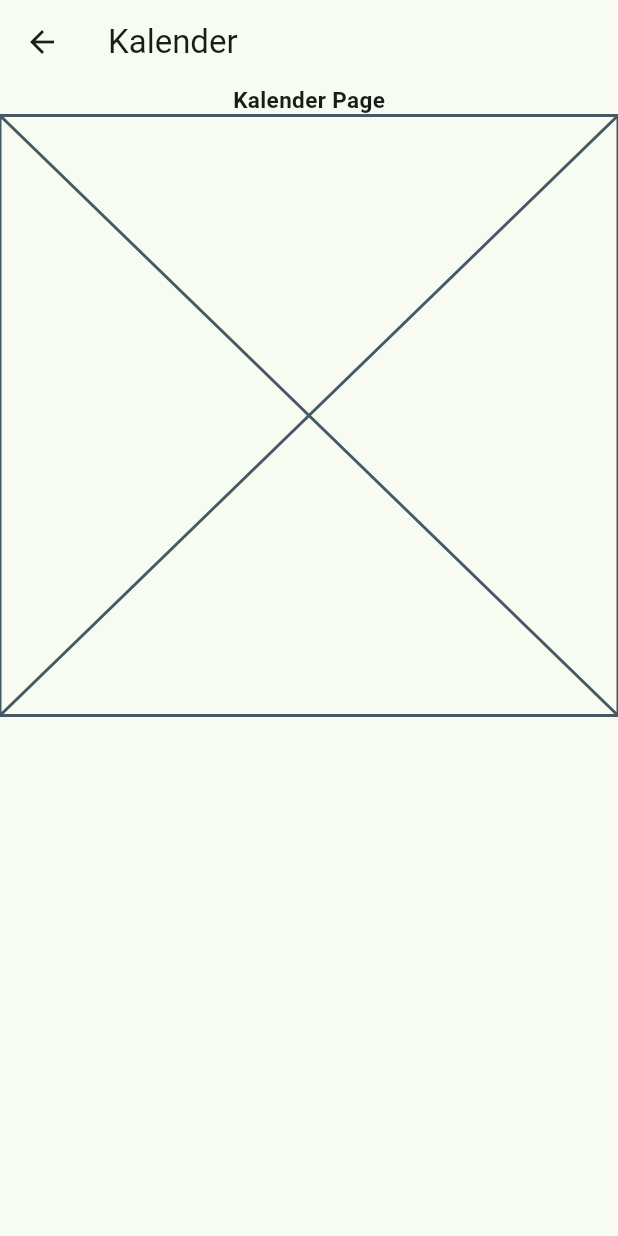
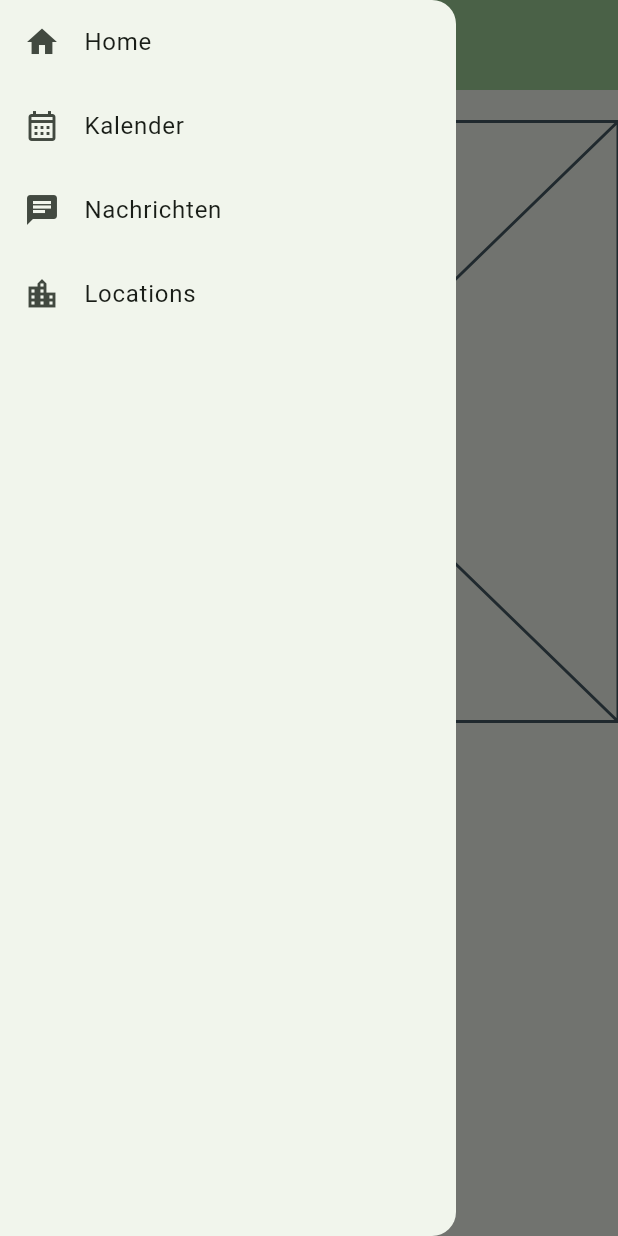
Before and after one commit to Feeelix92/campus_guide_gui, a Flutter app: the Calendar screen opened by its route, with the side drawer open (before the commit the screen has no drawer), on a phone screen of 412 x 824 dp. Run offline on Flutter 3.47's test engine with Material 2 defaults, Android fonts, the phone set to English and light mode, and no system bars.

Commit message:
added customAppBar.dart

```diff
--- a/lib/screens/calendar.dart
+++ b/lib/screens/calendar.dart
@@ -1,4 +1,6 @@
 import 'package:flutter/material.dart';
+import '../widgets/appDrawer.dart';
+import '../widgets/customAppBar.dart';
 import '../widgets/h2.dart';
 
 class Calendar extends StatelessWidget {
@@ -6,11 +8,10 @@ class Calendar extends StatelessWidget {
 
   @override
   Widget build(BuildContext context) {
-    return Scaffold(
-      appBar: AppBar(
-        title: const Text('Kalender'),
-      ),
-      body: const Center(
+    return const Scaffold(
+      appBar: CustomAppBar(),
+      drawer: AppDrawer(),
+      body: Center(
         child: Column(
           children: [
             H2(text: 'Kalender Page'),
--- a/lib/widgets/appDrawer.dart
+++ b/lib/widgets/appDrawer.dart
@@ -11,12 +11,22 @@ class AppDrawer extends StatelessWidget {
         children: [
           ListTile(
             leading: const Icon(
+              Icons.home,
+            ),
+            title: const Text('Home'),
+            onTap: () {
+              Navigator.pop(context);
+              Navigator.pushNamed(context, '/');
+            },
+          ),
+          ListTile(
+            leading: const Icon(
               Icons.calendar_month_outlined,
             ),
             title: const Text('Kalender'),
             onTap: () {
               Navigator.pop(context);
-              Navigator.pushReplacementNamed(context, '/calendar');
+              Navigator.pushNamed(context, '/calendar');
             },
           ),
           ListTile(
@@ -26,7 +36,7 @@ class AppDrawer extends StatelessWidget {
             title: const Text('Nachrichten'),
             onTap: () {
               Navigator.pop(context);
-              Navigator.pushReplacementNamed(context, '/news');
+              Navigator.pushNamed(context, '/news');
             },
           ),
           ListTile(
@@ -36,7 +46,7 @@ class AppDrawer extends StatelessWidget {
             title: const Text('Locations'),
             onTap: () {
               Navigator.pop(context);
-              Navigator.pushReplacementNamed(context, '/locations');
+              Navigator.pushNamed(context, '/locations');
             },
           ),
         ],
--- /dev/null
+++ b/lib/widgets/customAppBar.dart
@@ -0,0 +1,19 @@
+import 'package:flutter/material.dart';
+
+class CustomAppBar extends StatelessWidget implements PreferredSizeWidget {
+  const CustomAppBar({
+    super.key,
+  });
+
+  @override
+  // TODO: implement preferredSize
+  Size get preferredSize => const Size.fromHeight(60.0);
+
+  @override
+  Widget build(BuildContext context) {
+    return AppBar(
+      backgroundColor: Theme.of(context).colorScheme.inversePrimary,
+      title: const Text('Campus Guide'),
+    );
+  }
+}
```
Also changed, not shown: lib/main.dart (+34 -5 lines), lib/screens/home.dart (+5 -7 lines), lib/screens/locations.dart (+6 -5 lines), lib/screens/news.dart (+6 -5 lines).
